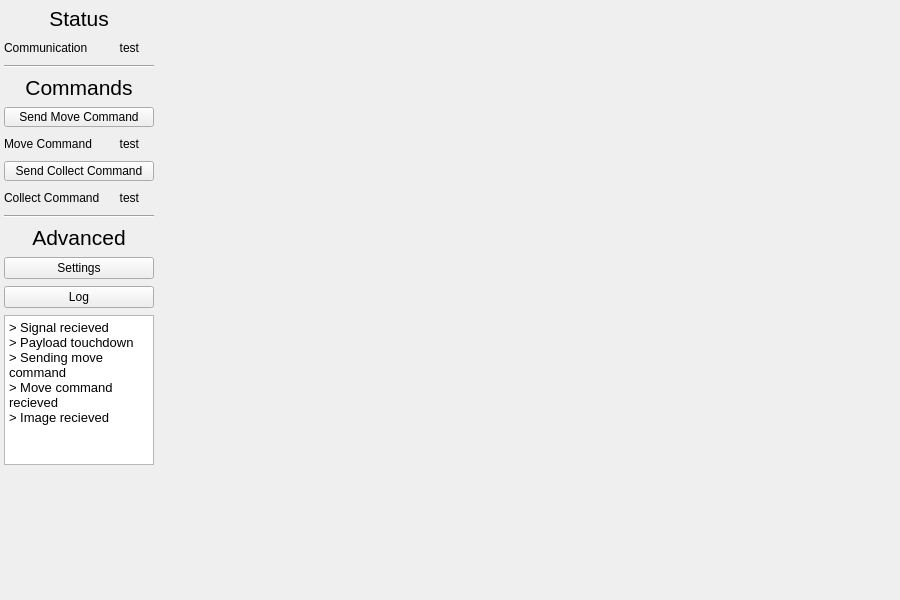
First picture: the form in mainwindow.ui, repository thomashayden/rocket-ground-station, before the edit.
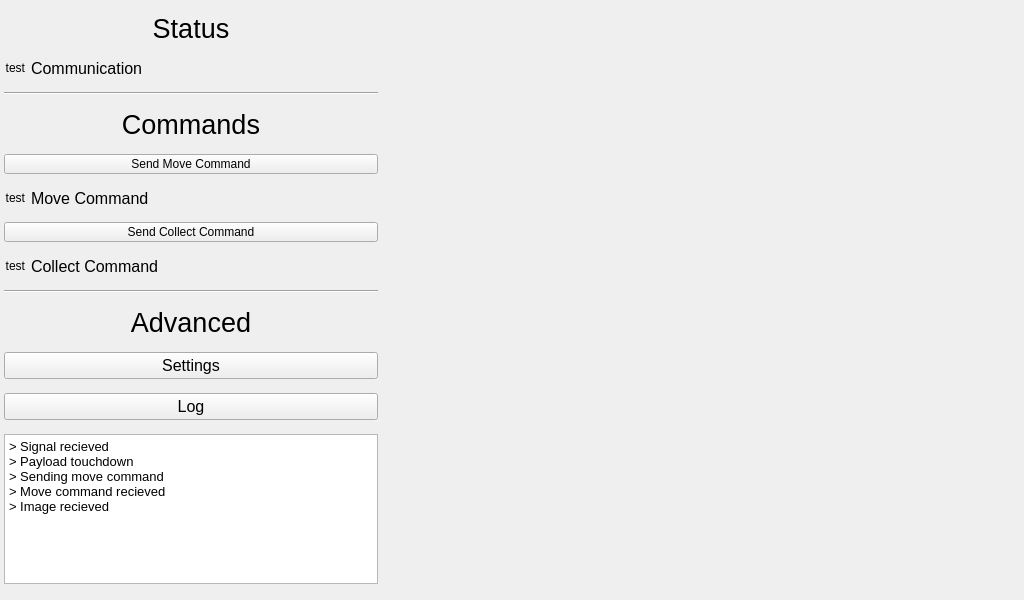
Second picture: the form after the edit.

Commit message: Re-did the resolution to 1023x600

```diff
--- a/mainwindow.ui
+++ b/mainwindow.ui
@@ -43,14 +43,14 @@
    </property>
    <property name="minimumSize">
     <size>
-     <width>800</width>
-     <height>480</height>
+     <width>1024</width>
+     <height>600</height>
     </size>
    </property>
    <property name="maximumSize">
     <size>
-     <width>800</width>
-     <height>480</height>
+     <width>1024</width>
+     <height>600</height>
     </size>
    </property>
    <widget class="QWidget" name="widget" native="true">
@@ -58,8 +58,8 @@
      <rect>
       <x>-1</x>
       <y>-1</y>
-      <width>800</width>
-      <height>480</height>
+      <width>1024</width>
+      <height>600</height>
      </rect>
     </property>
     <property name="sizePolicy">
@@ -70,14 +70,14 @@
     </property>
     <property name="minimumSize">
      <size>
-      <width>800</width>
-      <height>480</height>
+      <width>1024</width>
+      <height>600</height>
      </size>
     </property>
     <property name="maximumSize">
      <size>
-      <width>800</width>
-      <height>480</height>
+      <width>1024</width>
+      <height>600</height>
      </size>
     </property>
     <layout class="QHBoxLayout" name="horizontalLayout">
@@ -100,14 +100,14 @@
       <widget class="QWidget" name="widget_2" native="true">
        <property name="minimumSize">
         <size>
-         <width>160</width>
-         <height>480</height>
+         <width>384</width>
+         <height>600</height>
         </size>
        </property>
        <property name="maximumSize">
         <size>
-         <width>160</width>
-         <height>480</height>
+         <width>384</width>
+         <height>600</height>
         </size>
        </property>
        <layout class="QVBoxLayout" name="verticalLayout">
@@ -136,7 +136,7 @@
           </property>
           <property name="font">
            <font>
-            <pointsize>16</pointsize>
+            <pointsize>20</pointsize>
             <weight>50</weight>
             <bold>false</bold>
             <underline>false</underline>
@@ -191,6 +191,22 @@
              <property name="rightMargin">
               <number>15</number>
              </property>
+             <item>
+              <widget class="QLabel" name="label_comm_status">
+               <property name="sizePolicy">
+                <sizepolicy hsizetype="Preferred" vsizetype="Fixed">
+                 <horstretch>0</horstretch>
+                 <verstretch>0</verstretch>
+                </sizepolicy>
+               </property>
+               <property name="text">
+                <string>test</string>
+               </property>
+               <property name="alignment">
+                <set>Qt::AlignRight|Qt::AlignTrailing|Qt::AlignVCenter</set>
+               </property>
+              </widget>
+             </item>
              <item>
               <widget class="QLabel" name="label_4">
                <property name="sizePolicy">
@@ -199,26 +215,43 @@
                  <verstretch>0</verstretch>
                 </sizepolicy>
                </property>
+               <property name="minimumSize">
+                <size>
+                 <width>150</width>
+                 <height>0</height>
+                </size>
+               </property>
+               <property name="maximumSize">
+                <size>
+                 <width>150</width>
+                 <height>16777215</height>
+                </size>
+               </property>
+               <property name="font">
+                <font>
+                 <pointsize>12</pointsize>
+                </font>
+               </property>
                <property name="text">
                 <string>Communication</string>
                </property>
               </widget>
              </item>
              <item>
-              <widget class="QLabel" name="label_comm_status">
-               <property name="sizePolicy">
-                <sizepolicy hsizetype="Preferred" vsizetype="Fixed">
-                 <horstretch>0</horstretch>
-                 <verstretch>0</verstretch>
-                </sizepolicy>
+              <spacer name="horizontalSpacer">
+               <property name="orientation">
+                <enum>Qt::Horizontal</enum>
                </property>
-               <property name="text">
-                <string>test</string>
+               <property name="sizeType">
+                <enum>QSizePolicy::Expanding</enum>
                </property>
-               <property name="alignment">
-                <set>Qt::AlignRight|Qt::AlignTrailing|Qt::AlignVCenter</set>
+               <property name="sizeHint" stdset="0">
+                <size>
+                 <width>40</width>
+                 <height>20</height>
+                </size>
                </property>
-              </widget>
+              </spacer>
              </item>
             </layout>
            </item>
@@ -242,7 +275,7 @@
           </property>
           <property name="font">
            <font>
-            <pointsize>16</pointsize>
+            <pointsize>20</pointsize>
            </font>
           </property>
           <property name="text">
@@ -316,19 +349,6 @@
              <property name="rightMargin">
               <number>15</number>
              </property>
-             <item>
-              <widget class="QLabel" name="label_7">
-               <property name="sizePolicy">
-                <sizepolicy hsizetype="Preferred" vsizetype="Minimum">
-                 <horstretch>0</horstretch>
-                 <verstretch>0</verstretch>
-                </sizepolicy>
-               </property>
-               <property name="text">
-                <string>Move Command</string>
-               </property>
-              </widget>
-             </item>
              <item>
               <widget class="QLabel" name="label_mov_status">
                <property name="sizePolicy">
@@ -351,6 +371,37 @@
                </property>
               </widget>
              </item>
+             <item>
+              <widget class="QLabel" name="label_7">
+               <property name="sizePolicy">
+                <sizepolicy hsizetype="Preferred" vsizetype="Minimum">
+                 <horstretch>0</horstretch>
+                 <verstretch>0</verstretch>
+                </sizepolicy>
+               </property>
+               <property name="font">
+                <font>
+                 <pointsize>12</pointsize>
+                </font>
+               </property>
+               <property name="text">
+                <string>Move Command</string>
+               </property>
+              </widget>
+             </item>
+             <item>
+              <spacer name="horizontalSpacer_2">
+               <property name="orientation">
+                <enum>Qt::Horizontal</enum>
+               </property>
+               <property name="sizeHint" stdset="0">
+                <size>
+                 <width>40</width>
+                 <height>20</height>
+                </size>
+               </property>
+              </spacer>
+             </item>
             </layout>
            </item>
           </layout>
@@ -416,19 +467,6 @@
              <property name="rightMargin">
               <number>15</number>
              </property>
-             <item>
-              <widget class="QLabel" name="label_8">
-               <property name="sizePolicy">
-                <sizepolicy hsizetype="Preferred" vsizetype="Minimum">
-                 <horstretch>0</horstretch>
-                 <verstretch>0</verstretch>
-                </sizepolicy>
-               </property>
-               <property name="text">
-                <string>Collect Command</string>
-               </property>
-              </widget>
-             </item>
              <item>
               <widget class="QLabel" name="label_col_status">
                <property name="sizePolicy">
@@ -445,6 +483,40 @@
                </property>
               </widget>
              </item>
+             <item>
+              <widget class="QLabel" name="label_8">
+               <property name="sizePolicy">
+                <sizepolicy hsizetype="Preferred" vsizetype="Minimum">
+                 <horstretch>0</horstretch>
+                 <verstretch>0</verstretch>
+                </sizepolicy>
+               </property>
+               <property name="font">
+                <font>
+                 <pointsize>12</pointsize>
+                </font>
+               </property>
+               <property name="text">
+                <string>Collect Command</string>
+               </property>
+              </widget>
+             </item>
+             <item>
+              <spacer name="horizontalSpacer_3">
+               <property name="orientation">
+                <enum>Qt::Horizontal</enum>
+               </property>
+               <property name="sizeType">
+                <enum>QSizePolicy::Expanding</enum>
+               </property>
+               <property name="sizeHint" stdset="0">
+                <size>
+                 <width>40</width>
+                 <height>20</height>
+                </size>
+               </property>
+              </spacer>
+             </item>
             </layout>
            </item>
           </layout>
@@ -467,7 +539,7 @@
           </property>
           <property name="font">
            <font>
-            <pointsize>16</pointsize>
+            <pointsize>20</pointsize>
            </font>
           </property>
           <property name="text">
@@ -480,6 +552,11 @@
         </item>
         <item>
          <widget class="QPushButton" name="pushButton_3">
+          <property name="font">
+           <font>
+            <pointsize>12</pointsize>
+           </font>
+          </property>
           <property name="text">
            <string>Settings</string>
           </property>
@@ -487,6 +564,11 @@
         </item>
         <item>
          <widget class="QPushButton" name="pushButton_4">
+          <property name="font">
+           <font>
+            <pointsize>12</pointsize>
+           </font>
+          </property>
           <property name="text">
            <string>Log</string>
           </property>
@@ -506,16 +588,21 @@
             <height>150</height>
            </size>
           </property>
+          <property name="font">
+           <font>
+            <pointsize>12</pointsize>
+           </font>
+          </property>
           <property name="html">
            <string>&lt;!DOCTYPE HTML PUBLIC &quot;-//W3C//DTD HTML 4.0//EN&quot; &quot;http://www.w3.org/TR/REC-html40/strict.dtd&quot;&gt;
 &lt;html&gt;&lt;head&gt;&lt;meta name=&quot;qrichtext&quot; content=&quot;1&quot; /&gt;&lt;style type=&quot;text/css&quot;&gt;
 p, li { white-space: pre-wrap; }
-&lt;/style&gt;&lt;/head&gt;&lt;body style=&quot; font-family:'Noto Sans'; font-size:10pt; font-weight:400; font-style:normal;&quot;&gt;
-&lt;p style=&quot; margin-top:0px; margin-bottom:0px; margin-left:0px; margin-right:0px; -qt-block-indent:0; text-indent:0px;&quot;&gt;&amp;gt; Signal recieved&lt;/p&gt;
-&lt;p style=&quot; margin-top:0px; margin-bottom:0px; margin-left:0px; margin-right:0px; -qt-block-indent:0; text-indent:0px;&quot;&gt;&amp;gt; Payload touchdown&lt;/p&gt;
-&lt;p style=&quot; margin-top:0px; margin-bottom:0px; margin-left:0px; margin-right:0px; -qt-block-indent:0; text-indent:0px;&quot;&gt;&amp;gt; Sending move command&lt;/p&gt;
-&lt;p style=&quot; margin-top:0px; margin-bottom:0px; margin-left:0px; margin-right:0px; -qt-block-indent:0; text-indent:0px;&quot;&gt;&amp;gt; Move command recieved&lt;/p&gt;
-&lt;p style=&quot; margin-top:0px; margin-bottom:0px; margin-left:0px; margin-right:0px; -qt-block-indent:0; text-indent:0px;&quot;&gt;&amp;gt; Image recieved&lt;/p&gt;&lt;/body&gt;&lt;/html&gt;</string>
+&lt;/style&gt;&lt;/head&gt;&lt;body style=&quot; font-family:'Noto Sans'; font-size:12pt; font-weight:400; font-style:normal;&quot;&gt;
+&lt;p style=&quot; margin-top:0px; margin-bottom:0px; margin-left:0px; margin-right:0px; -qt-block-indent:0; text-indent:0px;&quot;&gt;&lt;span style=&quot; font-size:10pt;&quot;&gt;&amp;gt; Signal recieved&lt;/span&gt;&lt;/p&gt;
+&lt;p style=&quot; margin-top:0px; margin-bottom:0px; margin-left:0px; margin-right:0px; -qt-block-indent:0; text-indent:0px;&quot;&gt;&lt;span style=&quot; font-size:10pt;&quot;&gt;&amp;gt; Payload touchdown&lt;/span&gt;&lt;/p&gt;
+&lt;p style=&quot; margin-top:0px; margin-bottom:0px; margin-left:0px; margin-right:0px; -qt-block-indent:0; text-indent:0px;&quot;&gt;&lt;span style=&quot; font-size:10pt;&quot;&gt;&amp;gt; Sending move command&lt;/span&gt;&lt;/p&gt;
+&lt;p style=&quot; margin-top:0px; margin-bottom:0px; margin-left:0px; margin-right:0px; -qt-block-indent:0; text-indent:0px;&quot;&gt;&lt;span style=&quot; font-size:10pt;&quot;&gt;&amp;gt; Move command recieved&lt;/span&gt;&lt;/p&gt;
+&lt;p style=&quot; margin-top:0px; margin-bottom:0px; margin-left:0px; margin-right:0px; -qt-block-indent:0; text-indent:0px;&quot;&gt;&lt;span style=&quot; font-size:10pt;&quot;&gt;&amp;gt; Image recieved&lt;/span&gt;&lt;/p&gt;&lt;/body&gt;&lt;/html&gt;</string>
           </property>
          </widget>
         </item>
@@ -523,29 +610,64 @@
       </widget>
      </item>
      <item>
-      <widget class="QLabel" name="label_pic">
-       <property name="sizePolicy">
-        <sizepolicy hsizetype="Fixed" vsizetype="Fixed">
-         <horstretch>0</horstretch>
-         <verstretch>0</verstretch>
-        </sizepolicy>
+      <layout class="QVBoxLayout" name="verticalLayout_2">
+       <property name="spacing">
+        <number>0</number>
        </property>
-       <property name="minimumSize">
-        <size>
-         <width>640</width>
-         <height>480</height>
-        </size>
+       <property name="topMargin">
+        <number>0</number>
        </property>
-       <property name="maximumSize">
-        <size>
-         <width>640</width>
-         <height>480</height>
-        </size>
-       </property>
-       <property name="text">
-        <string/>
-       </property>
-      </widget>
+       <item>
+        <widget class="QLabel" name="logo">
+         <property name="sizePolicy">
+          <sizepolicy hsizetype="Fixed" vsizetype="Fixed">
+           <horstretch>0</horstretch>
+           <verstretch>0</verstretch>
+          </sizepolicy>
+         </property>
+         <property name="minimumSize">
+          <size>
+           <width>640</width>
+           <height>120</height>
+          </size>
+         </property>
+         <property name="maximumSize">
+          <size>
+           <width>640</width>
+           <height>120</height>
+          </size>
+         </property>
+         <property name="text">
+          <string/>
+         </property>
+        </widget>
+       </item>
+       <item>
+        <widget class="QLabel" name="label_pic">
+         <property name="sizePolicy">
+          <sizepolicy hsizetype="Fixed" vsizetype="Fixed">
+           <horstretch>0</horstretch>
+           <verstretch>0</verstretch>
+          </sizepolicy>
+         </property>
+         <property name="minimumSize">
+          <size>
+           <width>640</width>
+           <height>480</height>
+          </size>
+         </property>
+         <property name="maximumSize">
+          <size>
+           <width>640</width>
+           <height>480</height>
+          </size>
+         </property>
+         <property name="text">
+          <string/>
+         </property>
+        </widget>
+       </item>
+      </layout>
      </item>
     </layout>
    </widget>
```
The commit also changes 1 other file.
